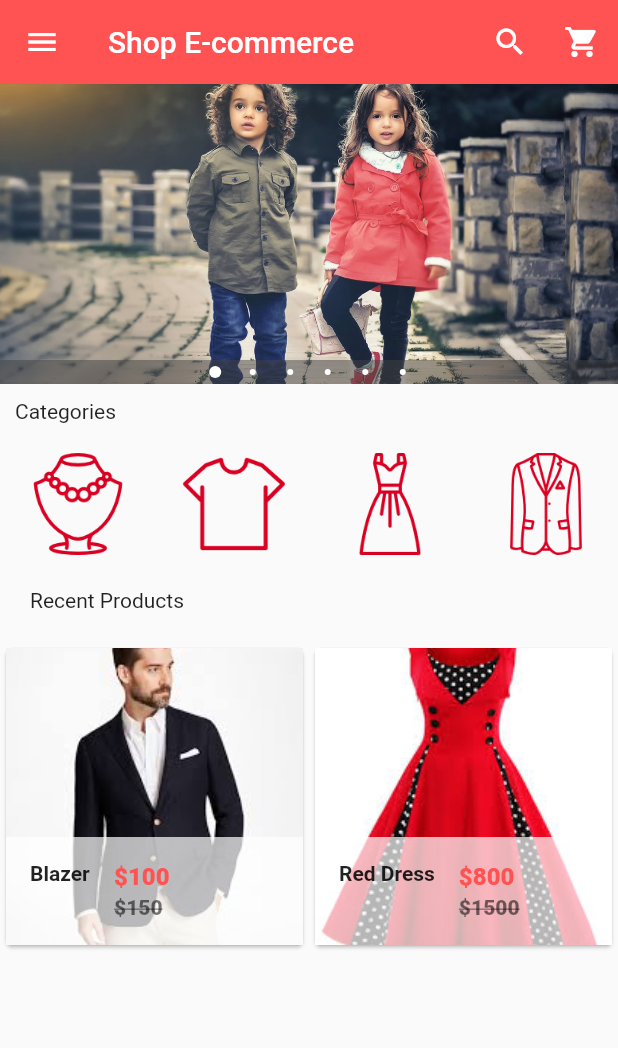
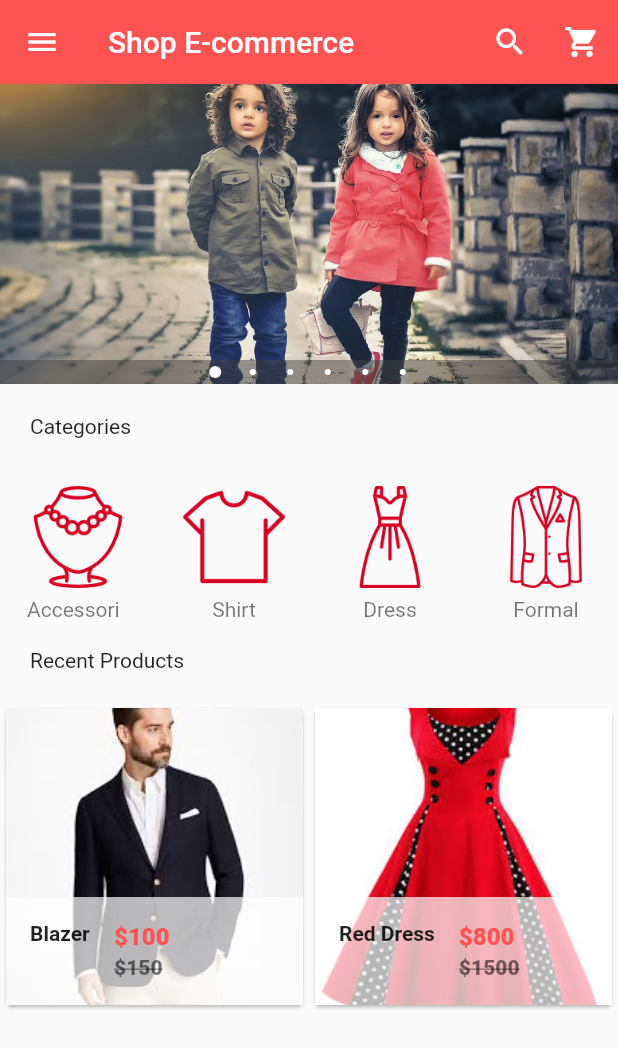
Before and after one commit to mervinkogei/E-commerce-Flutter-, a Flutter app: the screen it shows after launch, on a phone screen of 412 x 824 dp. Shown: the top 1048 px of the screen. Run offline on Flutter 3.47's test engine with Material 2 defaults, Android fonts, the phone set to English and light mode, and no system bars; drawn by our look-alikes of carousel_pro.

Commit message:
add product details new page

```diff
--- a/lib/components/horizontal_listview.dart
+++ b/lib/components/horizontal_listview.dart
@@ -4,7 +4,7 @@ class HorizontalList extends StatelessWidget {
   @override
   Widget build(BuildContext context) {
     return Container(
-      height: 80.0,
+      height: 100.0,
       child: ListView(
         scrollDirection: Axis.horizontal,
         children: <Widget>[
--- a/lib/components/products.dart
+++ b/lib/components/products.dart
@@ -1,4 +1,5 @@
 import 'package:flutter/material.dart';
+import 'package:shop_ecommerce/pages/products_details.dart';
 
 class Products extends StatefulWidget {
   @override
@@ -52,22 +53,41 @@ class Single_prod extends StatelessWidget {
   @override
   Widget build(BuildContext context) {
     return Card(
-      child: Hero(tag: prod_name,
+      child: Hero(
+          tag: prod_name,
           child: Material(
-        child: InkWell(onTap: (){},
+            child: InkWell(
+              onTap: () => Navigator.of(context).push(
+                  MaterialPageRoute(builder: (context) => ProductDetails())),
               child: GridTile(
                   footer: Container(
                     color: Colors.white70,
                     child: ListTile(
-              leading: Text(prod_name, style: TextStyle(fontWeight: FontWeight.bold),),
-              title: Text("\$$prod_price", style: TextStyle(color: Colors.redAccent, fontWeight: FontWeight.w800),),
+                      leading: Text(
+                        prod_name,
+                        style: TextStyle(fontWeight: FontWeight.bold),
+                      ),
+                      title: Text(
+                        "\$$prod_price",
+                        style: TextStyle(
+                            color: Colors.redAccent,
+                            fontWeight: FontWeight.w800),
+                      ),
                       subtitle: Text(
-                "\$$prod_old_price", style: TextStyle(color: Colors.black54, fontWeight: FontWeight.w800, decoration: TextDecoration.lineThrough),),
+                        "\$$prod_old_price",
+                        style: TextStyle(
+                            color: Colors.black54,
+                            fontWeight: FontWeight.w800,
+                            decoration: TextDecoration.lineThrough),
                       ),
                     ),
-          child: Image.asset(product_picture, fit: BoxFit.cover,)),
-        ),)),
+                  ),
+                  child: Image.asset(
+                    product_picture,
+                    fit: BoxFit.cover,
+                  )),
+            ),
+          )),
     );
-
   }
 }
--- a/lib/main.dart
+++ b/lib/main.dart
@@ -160,7 +160,7 @@ class _HomePageState extends State<HomePage> {
           //Image Carousel
           image_carousel,
           //Padding
-          Padding(padding: const EdgeInsets.all(10.0),
+          Padding(padding: const EdgeInsets.all(20.0),
           child: Text('Categories'),),
 
           //Horizontal List View begins here
```
Also changed, not shown: lib/pages/products_details.dart (added, +15 -0 lines). Lines whose indentation alone changed are shown as unchanged.
